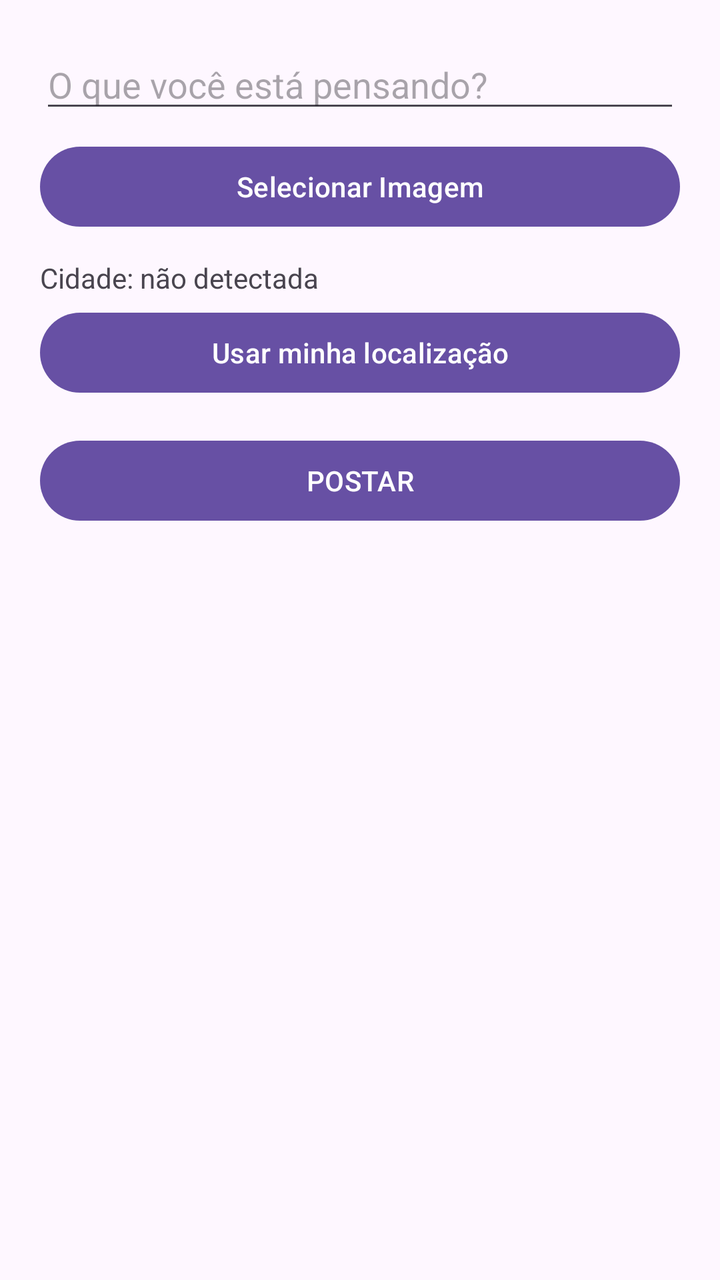
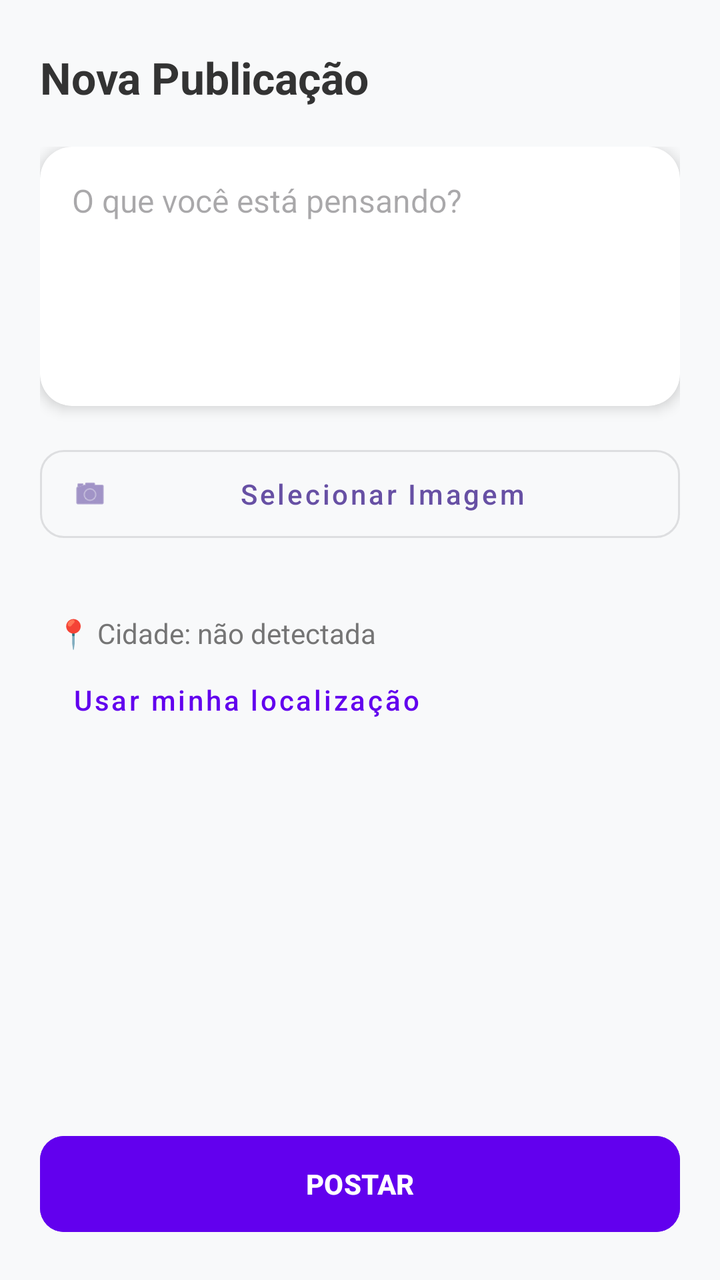

An Android layout rendered at two revisions. The XML below is the earlier revision; the diff shows what the commit changed to produce the second picture.
<!-- AndroidManifest.xml: application theme Theme.MicroRedeSocial -->
<!-- res/layout/activity_create_post.xml -->
<?xml version="1.0" encoding="utf-8"?>
<androidx.constraintlayout.widget.ConstraintLayout
    xmlns:android="http://schemas.android.com/apk/res/android"
    xmlns:app="http://schemas.android.com/apk/res-auto"
    android:layout_width="match_parent"
    android:layout_height="match_parent">

    <LinearLayout
        android:orientation="vertical"
        android:padding="20dp"
        android:layout_width="match_parent"
        android:layout_height="match_parent">

        <EditText
            android:id="@+id/editPost"
            android:hint="O que você está pensando?"
            android:layout_width="match_parent"
            android:layout_height="wrap_content"/>

        
        <ImageView
            android:id="@+id/imagePreview"
            android:layout_width="match_parent"
            android:layout_height="200dp"
            android:scaleType="centerCrop"
            android:visibility="gone"
            android:layout_marginTop="12dp"/>

        <Button
            android:id="@+id/buttonSelecionarImagem"
            android:text="Selecionar Imagem"
            android:layout_width="match_parent"
            android:layout_height="wrap_content"
            android:layout_marginTop="8dp"/>

        
        <TextView
            android:id="@+id/textCidade"
            android:text="Cidade: não detectada"
            android:layout_width="match_parent"
            android:layout_height="wrap_content"
            android:layout_marginTop="12dp"/>

        <Button
            android:id="@+id/buttonLocalizacao"
            android:text="Usar minha localização"
            android:layout_width="match_parent"
            android:layout_height="wrap_content"
            android:layout_marginTop="4dp"/>

        <Button
            android:id="@+id/buttonPostar"
            android:text="POSTAR"
            android:layout_width="match_parent"
            android:layout_height="wrap_content"
            android:layout_marginTop="16dp"/>

    </LinearLayout>
</androidx.constraintlayout.widget.ConstraintLayout>
<!-- resources referenced by this layout -->
<resources>
  <style name="Theme.MicroRedeSocial" parent="Base.Theme.MicroRedeSocial" />
  <style name="Base.Theme.MicroRedeSocial" parent="Theme.Material3.DayNight.NoActionBar">
          
          
      </style>
</resources>

<!-- the commit's change to res/layout/activity_create_post.xml (unified diff, before → after) -->
@@ -3,57 +3,123 @@
     xmlns:android="http://schemas.android.com/apk/res/android"
     xmlns:app="http://schemas.android.com/apk/res-auto"
     android:layout_width="match_parent"
-    android:layout_height="match_parent">
+    android:layout_height="match_parent"
+    android:background="#F8F9FA">
 
-    <LinearLayout
-        android:orientation="vertical"
-        android:padding="20dp"
+    <TextView
+        android:id="@+id/textHeader"
+        android:layout_width="wrap_content"
+        android:layout_height="wrap_content"
+        android:text="Nova Publicação"
+        android:textSize="22sp"
+        android:textStyle="bold"
+        android:textColor="#333333"
+        android:layout_marginTop="24dp"
+        android:layout_marginStart="20dp"
+        app:layout_constraintTop_toTopOf="parent"
+        app:layout_constraintStart_toStartOf="parent" />
+
+    <ScrollView
         android:layout_width="match_parent"
-        android:layout_height="match_parent">
+        android:layout_height="0dp"
+        app:layout_constraintTop_toBottomOf="@id/textHeader"
+        app:layout_constraintBottom_toTopOf="@id/buttonPostar">
 
-        <EditText
-            android:id="@+id/editPost"
-            android:hint="O que você está pensando?"
-            android:layout_width="match_parent"
-            android:layout_height="wrap_content"/>
-
-        
-        <ImageView
-            android:id="@+id/imagePreview"
-            android:layout_width="match_parent"
-            android:layout_height="200dp"
-            android:scaleType="centerCrop"
-            android:visibility="gone"
-            android:layout_marginTop="12dp"/>
-
-        <Button
-            android:id="@+id/buttonSelecionarImagem"
-            android:text="Selecionar Imagem"
+        <LinearLayout
             android:layout_width="match_parent"
             android:layout_height="wrap_content"
-            android:layout_marginTop="8dp"/>
+            android:orientation="vertical"
+            android:padding="20dp">
 
-        
-        <TextView
-            android:id="@+id/textCidade"
-            android:text="Cidade: não detectada"
-            android:layout_width="match_parent"
-            android:layout_height="wrap_content"
-            android:layout_marginTop="12dp"/>
+            <androidx.cardview.widget.CardView
+                android:layout_width="match_parent"
+                android:layout_height="wrap_content"
+                app:cardCornerRadius="16dp"
+                app:cardElevation="4dp"
+                android:layout_marginBottom="16dp">
 
-        <Button
-            android:id="@+id/buttonLocalizacao"
-            android:text="Usar minha localização"
-            android:layout_width="match_parent"
-            android:layout_height="wrap_content"
-            android:layout_marginTop="4dp"/>
+                <LinearLayout
+                    android:layout_width="match_parent"
+                    android:layout_height="wrap_content"
+                    android:orientation="vertical"
+                    android:padding="16dp">
 
-        <Button
-            android:id="@+id/buttonPostar"
-            android:text="POSTAR"
-            android:layout_width="match_parent"
-            android:layout_height="wrap_content"
-            android:layout_marginTop="16dp"/>
+                    <EditText
+                        android:id="@+id/editPost"
+                        android:layout_width="match_parent"
+                        android:layout_height="wrap_content"
+                        android:hint="O que você está pensando?"
+                        android:background="@null"
+                        android:minLines="5"
+                        android:gravity="top"
+                        android:textSize="16sp"
+                        android:textColor="#424242"/>
 
-    </LinearLayout>
+                    <androidx.cardview.widget.CardView
+                        android:id="@+id/cardPreview"
+                        android:layout_width="match_parent"
+                        android:layout_height="200dp"
+                        android:layout_marginTop="12dp"
+                        android:visibility="gone"
+                        app:cardCornerRadius="12dp"
+                        app:cardElevation="0dp">
+
+                        <ImageView
+                            android:id="@+id/imagePreview"
+                            android:layout_width="match_parent"
+                            android:layout_height="match_parent"
+                            android:scaleType="centerCrop" />
+                    </androidx.cardview.widget.CardView>
+                </LinearLayout>
+            </androidx.cardview.widget.CardView>
+
+            <Button
+                android:id="@+id/buttonSelecionarImagem"
+                style="@style/Widget.MaterialComponents.Button.OutlinedButton"
+                android:layout_width="match_parent"
+                android:layout_height="56dp"
+                android:text="Selecionar Imagem"
+                android:textAllCaps="false"
+                app:icon="@android:drawable/ic_menu_camera"
+                app:cornerRadius="12dp" />
+
+            <LinearLayout
+                android:layout_width="match_parent"
+                android:layout_height="wrap_content"
+                android:orientation="vertical"
+                android:layout_marginTop="24dp"
+                android:padding="8dp">
+
+                <TextView
+                    android:id="@+id/textCidade"
+                    android:layout_width="match_parent"
+                    android:layout_height="wrap_content"
+                    android:text="📍 Cidade: não detectada"
+                    android:textColor="#757575"
+                    android:textSize="14sp" />
+
+                <Button
+                    android:id="@+id/buttonLocalizacao"
+                    style="@style/Widget.MaterialComponents.Button.TextButton"
+                    android:layout_width="wrap_content"
+                    android:layout_height="wrap_content"
+                    android:text="Usar minha localização"
+                    android:textAllCaps="false"
+                    android:textColor="#6200EE" />
+            </LinearLayout>
+
+        </LinearLayout>
+    </ScrollView>
+
+    <Button
+        android:id="@+id/buttonPostar"
+        android:layout_width="match_parent"
+        android:layout_height="56dp"
+        android:layout_margin="20dp"
+        android:text="POSTAR"
+        android:textStyle="bold"
+        android:backgroundTint="#6200EE"
+        app:cornerRadius="12dp"
+        app:layout_constraintBottom_toBottomOf="parent" />
+
 </androidx.constraintlayout.widget.ConstraintLayout>
